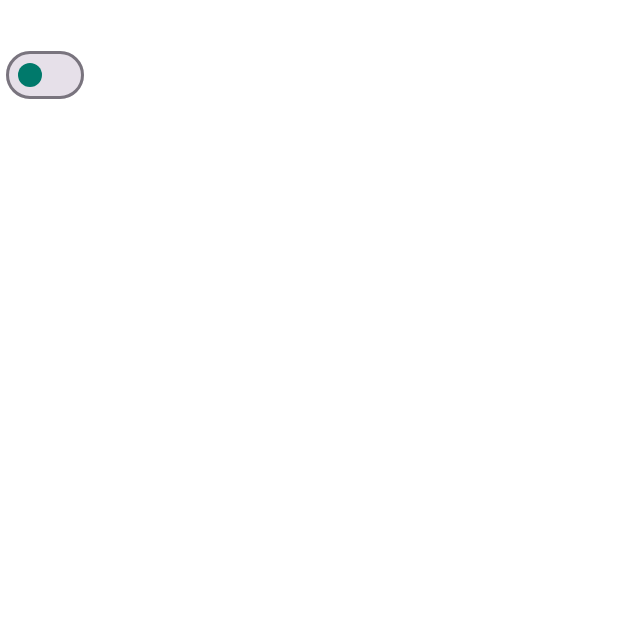
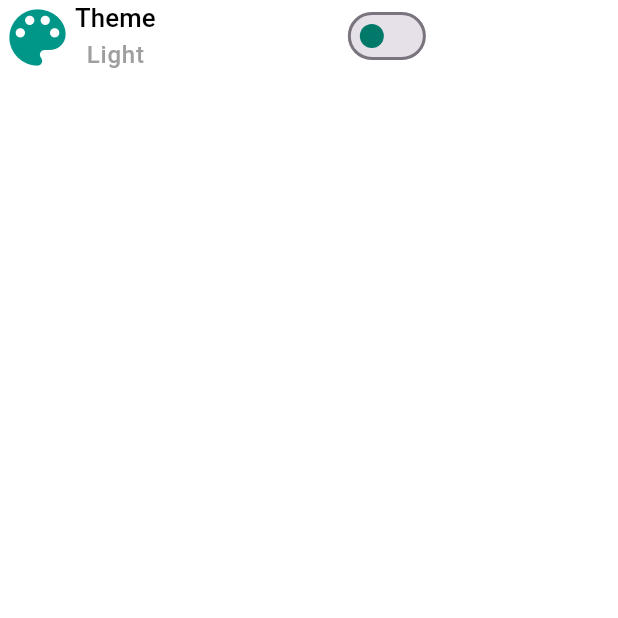
Before and after one commit to MhdMihdi/do_it, a Flutter app: the SettingsScreen screen opened by its route, on a phone screen of 412 x 824 dp, the top half of it. Run offline on Flutter 3.47's test engine with Material 3 defaults, Android fonts, the phone set to English and light mode, and no system bars; our stand-ins replace bloc, conditional_builder_null_safety, curved_navigation_bar, flutter_bloc, flutter_screenutil, flutter_secure_storage and 1 more; accounts and stored records are empty.

Commit message:
add theme toggle

```diff
--- a/lib/Presentation/Home Screen/do_it_home.dart
+++ b/lib/Presentation/Home Screen/do_it_home.dart
@@ -62,6 +62,7 @@ class HomeLayout extends StatelessWidget
             onTap: (index)
             {
               cubit.changeIndex(index);
+
             },
             items:
             const [
--- a/lib/Presentation/Settings Screen/settings_screen.dart
+++ b/lib/Presentation/Settings Screen/settings_screen.dart
@@ -1,15 +1,13 @@
 import 'package:do_it/Bloc/Theme%20Cubit/theme_cubit.dart';
+import 'package:do_it/Util/cache_helper.dart';
+import 'package:flutter/cupertino.dart';
 import 'package:flutter/material.dart';
+import 'package:flutter/widgets.dart';
 import 'package:flutter_bloc/flutter_bloc.dart';
 
-class SettingsScreen extends StatefulWidget {
+class SettingsScreen extends StatelessWidget {
   const SettingsScreen({Key? key}) : super(key: key);
 
-  @override
-  State<SettingsScreen> createState() => _SettingsScreenState();
-}
-
-class _SettingsScreenState extends State<SettingsScreen> {
   @override
   Widget build(BuildContext context) {
     return BlocConsumer<ThemeCubit, ThemeStates>(
@@ -19,18 +17,46 @@ class _SettingsScreenState extends State<SettingsScreen> {
         return Scaffold(
           body: Column(
             children: [
+              InkWell(
+                onTap: (){
+
+                },
+                child: Row(
+                  crossAxisAlignment: CrossAxisAlignment.start,
+                  children: [
+                    const Icon(
+                        Icons.color_lens,
+                        color: Colors.teal,
+                        size: 50.0,
+                    ),
+                    Column(
+                      //crossAxisAlignment: CrossAxisAlignment.start,
+                      //mainAxisAlignment: MainAxisAlignment.start,
+                      children: [
                         Text(
                           'Theme',
                           style: Theme.of(context).textTheme.titleSmall,
                         ),
-              Switch(
+                        Text(
+                          cubit.themeSwitch==false?'Light':'Dark',
+                          style: Theme.of(context).textTheme.labelSmall,
+                        ),
+                      ],
+                    ),
+                    Expanded(
+                      child: Switch(
                         value: cubit.themeSwitch,
                         activeColor: Colors.teal,
                         inactiveThumbColor: Colors.teal.shade700,
                         onChanged: (value)
-                {
+                        async{
                            cubit.themeToggle(value);
+
                         },
+                      ),
+                    ),
+                  ],
+                ),
               ),
             ],
           ),
--- a/lib/Util/cache_helper.dart
+++ b/lib/Util/cache_helper.dart
@@ -2,7 +2,7 @@ import 'package:flutter_secure_storage/flutter_secure_storage.dart';
 
 class CacheHelper{
 
-  static var storage;
+  static FlutterSecureStorage?storage;
 
   static init()async
   {
@@ -11,12 +11,12 @@ class CacheHelper{
 
    static Future<void> putData({required String key,required value})async
   {
-    await storage.write(key: key, value:value );
+    await storage!.write(key: key, value:value );
   }
 
    static Future<String?> getData({required String key})async
   {
-    return await storage.read(key: key);
+    return await storage!.read(key: key);
   }
 
 
```
Also changed, not shown: lib/Bloc/Theme Cubit/theme_cubit.dart (+4 -3 lines), lib/Presentation/Home Screen/Widgets/home_widgets.dart (+8 -1 lines), lib/main.dart (+28 -12 lines). Lines whose indentation alone changed are shown as unchanged.
